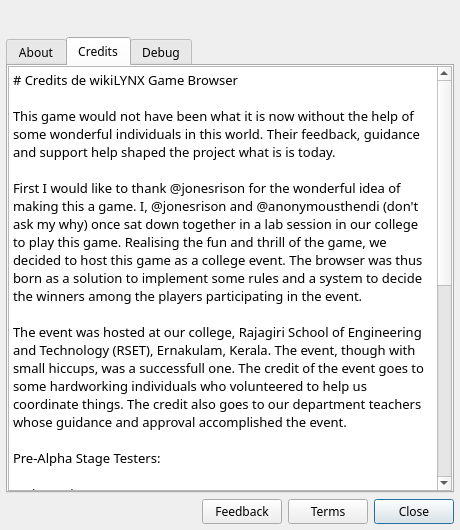
This is src/ui/forms/about.ui in flamboyantpenguin/wikilynx as Qt 5 draws it before an edit. The edited form follows.
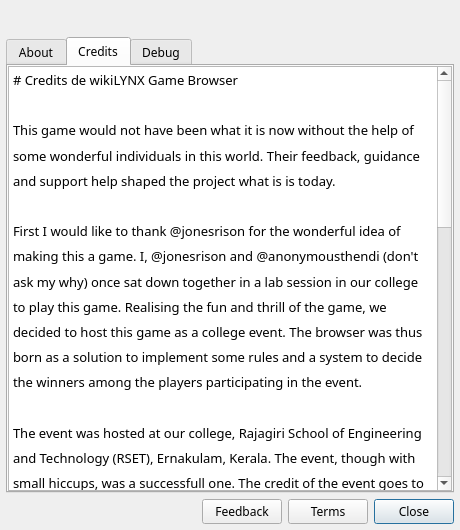
This is the edited form. The open tabs and pages were chosen to show the change. Icons and pictures are not drawn.

Commit message: New Font and Optimizations

```diff
--- a/src/ui/forms/about.ui
+++ b/src/ui/forms/about.ui
@@ -33,7 +33,7 @@
   </property>
   <property name="font">
    <font>
-    <family>Comfortaa</family>
+    <family>Arvo</family>
     <hintingpreference>PreferNoHinting</hintingpreference>
    </font>
   </property>
@@ -211,7 +211,7 @@
         <widget class="QTextBrowser" name="credits">
          <property name="font">
           <font>
-           <family>Courier Prime</family>
+           <family>Arvo</family>
            <hintingpreference>PreferNoHinting</hintingpreference>
           </font>
          </property>
@@ -222,29 +222,29 @@
 hr { height: 1px; border-width: 0; }
 li.unchecked::marker { content: &quot;\2610&quot;; }
 li.checked::marker { content: &quot;\2612&quot;; }
-&lt;/style&gt;&lt;/head&gt;&lt;body style=&quot; font-family:'Courier Prime'; font-size:10pt; font-weight:400; font-style:normal;&quot;&gt;
-&lt;p style=&quot; margin-top:0px; margin-bottom:0px; margin-left:0px; margin-right:0px; -qt-block-indent:0; text-indent:0px;&quot;&gt;# Credits de wikiLYNX Game Browser&lt;/p&gt;
-&lt;p style=&quot;-qt-paragraph-type:empty; margin-top:0px; margin-bottom:0px; margin-left:0px; margin-right:0px; -qt-block-indent:0; text-indent:0px;&quot;&gt;&lt;br /&gt;&lt;/p&gt;
-&lt;p style=&quot; margin-top:0px; margin-bottom:0px; margin-left:0px; margin-right:0px; -qt-block-indent:0; text-indent:0px;&quot;&gt;This game would not have been what it is now without the help of some wonderful individuals in this world. Their feedback, guidance and support help shaped the project what is is today.&lt;/p&gt;
-&lt;p style=&quot;-qt-paragraph-type:empty; margin-top:0px; margin-bottom:0px; margin-left:0px; margin-right:0px; -qt-block-indent:0; text-indent:0px;&quot;&gt;&lt;br /&gt;&lt;/p&gt;
-&lt;p style=&quot; margin-top:0px; margin-bottom:0px; margin-left:0px; margin-right:0px; -qt-block-indent:0; text-indent:0px;&quot;&gt;First I would like to thank @jonesrison for the wonderful idea of making this a game. I, @jonesrison and @anonymousthendi (don't ask my why) once sat down together in a lab session in our college to play this game. Realising the fun and thrill of the game, we decided to host this game as a college event. The browser was thus born as a solution to implement some rules and a system to decide the winners among the players participating in the event.&lt;/p&gt;
-&lt;p style=&quot;-qt-paragraph-type:empty; margin-top:0px; margin-bottom:0px; margin-left:0px; margin-right:0px; -qt-block-indent:0; text-indent:0px;&quot;&gt;&lt;br /&gt;&lt;/p&gt;
-&lt;p style=&quot; margin-top:0px; margin-bottom:0px; margin-left:0px; margin-right:0px; -qt-block-indent:0; text-indent:0px;&quot;&gt;The event was hosted at our college, Rajagiri School of Engineering and Technology (RSET), Ernakulam, Kerala. The event, though with small hiccups, was a successfull one. The credit of the event goes to some hardworking individuals who volunteered to help us coordinate things. The credit also goes to our department teachers whose guidance and approval accomplished the event.&lt;/p&gt;
-&lt;p style=&quot;-qt-paragraph-type:empty; margin-top:0px; margin-bottom:0px; margin-left:0px; margin-right:0px; -qt-block-indent:0; text-indent:0px;&quot;&gt;&lt;br /&gt;&lt;/p&gt;
-&lt;p style=&quot; margin-top:0px; margin-bottom:0px; margin-left:0px; margin-right:0px; -qt-block-indent:0; text-indent:0px;&quot;&gt;Pre-Alpha Stage Testers:&lt;/p&gt;
-&lt;p style=&quot;-qt-paragraph-type:empty; margin-top:0px; margin-bottom:0px; margin-left:0px; margin-right:0px; -qt-block-indent:0; text-indent:0px;&quot;&gt;&lt;br /&gt;&lt;/p&gt;
-&lt;p style=&quot; margin-top:0px; margin-bottom:0px; margin-left:0px; margin-right:0px; -qt-block-indent:0; text-indent:0px;&quot;&gt;- @jonesrison&lt;/p&gt;
-&lt;p style=&quot; margin-top:0px; margin-bottom:0px; margin-left:0px; margin-right:0px; -qt-block-indent:0; text-indent:0px;&quot;&gt;- @moofin&lt;/p&gt;
-&lt;p style=&quot; margin-top:0px; margin-bottom:0px; margin-left:0px; margin-right:0px; -qt-block-indent:0; text-indent:0px;&quot;&gt;- @hafeez&lt;/p&gt;
-&lt;p style=&quot;-qt-paragraph-type:empty; margin-top:0px; margin-bottom:0px; margin-left:0px; margin-right:0px; -qt-block-indent:0; text-indent:0px;&quot;&gt;&lt;br /&gt;&lt;/p&gt;
-&lt;p style=&quot; margin-top:0px; margin-bottom:0px; margin-left:0px; margin-right:0px; -qt-block-indent:0; text-indent:0px;&quot;&gt;This project is based on the Qt Project. I believe Qt remains as one of the best GUI frameworks for Core Desktop Development. The Qt WebEngine is powered by the Chromium Project.&lt;/p&gt;
-&lt;p style=&quot;-qt-paragraph-type:empty; margin-top:0px; margin-bottom:0px; margin-left:0px; margin-right:0px; -qt-block-indent:0; text-indent:0px;&quot;&gt;&lt;br /&gt;&lt;/p&gt;
-&lt;p style=&quot; margin-top:0px; margin-bottom:0px; margin-left:0px; margin-right:0px; -qt-block-indent:0; text-indent:0px;&quot;&gt;The simple sounds you hear when you start, abort/fail or win a game is made using Chrome Music Lab Song Maker at Chrome Experiments. Checkout the fun experiment to make your own sound effects.&lt;/p&gt;
-&lt;p style=&quot;-qt-paragraph-type:empty; margin-top:0px; margin-bottom:0px; margin-left:0px; margin-right:0px; -qt-block-indent:0; text-indent:0px;&quot;&gt;&lt;br /&gt;&lt;/p&gt;
-&lt;p style=&quot; margin-top:0px; margin-bottom:0px; margin-left:0px; margin-right:0px; -qt-block-indent:0; text-indent:0px;&quot;&gt;I can't deny the power of generative AI technology in this era. I found them helpful to learn some difficult parts of app development, namely Debian, Flatpak and AppImage packaging within a short time.&lt;/p&gt;
-&lt;p style=&quot;-qt-paragraph-type:empty; margin-top:0px; margin-bottom:0px; margin-left:0px; margin-right:0px; -qt-block-indent:0; text-indent:0px;&quot;&gt;&lt;br /&gt;&lt;/p&gt;
-&lt;p style=&quot; margin-top:0px; margin-bottom:0px; margin-left:0px; margin-right:0px; -qt-block-indent:0; text-indent:0px;&quot;&gt;The forces of the world perhaps aligned in the right timing and in the right direction caused events that led to the development of this game. I'm honoured to be part of this serendipitous encounter.&lt;/p&gt;
-&lt;p style=&quot;-qt-paragraph-type:empty; margin-top:0px; margin-bottom:0px; margin-left:0px; margin-right:0px; -qt-block-indent:0; text-indent:0px;&quot;&gt;&lt;br /&gt;&lt;/p&gt;&lt;/body&gt;&lt;/html&gt;</string>
+&lt;/style&gt;&lt;/head&gt;&lt;body style=&quot; font-family:'Arvo'; font-size:10pt; font-weight:400; font-style:normal;&quot;&gt;
+&lt;p style=&quot; margin-top:0px; margin-bottom:0px; margin-left:0px; margin-right:0px; -qt-block-indent:0; text-indent:0px; line-height:140%;&quot;&gt;# Credits de wikiLYNX Game Browser&lt;/p&gt;
+&lt;p style=&quot;-qt-paragraph-type:empty; margin-top:0px; margin-bottom:0px; margin-left:0px; margin-right:0px; -qt-block-indent:0; text-indent:0px; line-height:140%;&quot;&gt;&lt;br /&gt;&lt;/p&gt;
+&lt;p style=&quot; margin-top:0px; margin-bottom:0px; margin-left:0px; margin-right:0px; -qt-block-indent:0; text-indent:0px; line-height:140%;&quot;&gt;This game would not have been what it is now without the help of some wonderful individuals in this world. Their feedback, guidance and support help shaped the project what is is today.&lt;/p&gt;
+&lt;p style=&quot;-qt-paragraph-type:empty; margin-top:0px; margin-bottom:0px; margin-left:0px; margin-right:0px; -qt-block-indent:0; text-indent:0px; line-height:140%;&quot;&gt;&lt;br /&gt;&lt;/p&gt;
+&lt;p style=&quot; margin-top:0px; margin-bottom:0px; margin-left:0px; margin-right:0px; -qt-block-indent:0; text-indent:0px; line-height:140%;&quot;&gt;First I would like to thank @jonesrison for the wonderful idea of making this a game. I, @jonesrison and @anonymousthendi (don't ask my why) once sat down together in a lab session in our college to play this game. Realising the fun and thrill of the game, we decided to host this game as a college event. The browser was thus born as a solution to implement some rules and a system to decide the winners among the players participating in the event.&lt;/p&gt;
+&lt;p style=&quot;-qt-paragraph-type:empty; margin-top:0px; margin-bottom:0px; margin-left:0px; margin-right:0px; -qt-block-indent:0; text-indent:0px; line-height:140%;&quot;&gt;&lt;br /&gt;&lt;/p&gt;
+&lt;p style=&quot; margin-top:0px; margin-bottom:0px; margin-left:0px; margin-right:0px; -qt-block-indent:0; text-indent:0px; line-height:140%;&quot;&gt;The event was hosted at our college, Rajagiri School of Engineering and Technology (RSET), Ernakulam, Kerala. The event, though with small hiccups, was a successfull one. The credit of the event goes to some hardworking individuals who volunteered to help us coordinate things. The credit also goes to our department teachers whose guidance and approval accomplished the event.&lt;/p&gt;
+&lt;p style=&quot;-qt-paragraph-type:empty; margin-top:0px; margin-bottom:0px; margin-left:0px; margin-right:0px; -qt-block-indent:0; text-indent:0px; line-height:140%;&quot;&gt;&lt;br /&gt;&lt;/p&gt;
+&lt;p style=&quot; margin-top:0px; margin-bottom:0px; margin-left:0px; margin-right:0px; -qt-block-indent:0; text-indent:0px; line-height:140%;&quot;&gt;Pre-Alpha Stage Testers:&lt;/p&gt;
+&lt;p style=&quot;-qt-paragraph-type:empty; margin-top:0px; margin-bottom:0px; margin-left:0px; margin-right:0px; -qt-block-indent:0; text-indent:0px; line-height:140%;&quot;&gt;&lt;br /&gt;&lt;/p&gt;
+&lt;p style=&quot; margin-top:0px; margin-bottom:0px; margin-left:0px; margin-right:0px; -qt-block-indent:0; text-indent:0px; line-height:140%;&quot;&gt;- @jonesrison&lt;/p&gt;
+&lt;p style=&quot; margin-top:0px; margin-bottom:0px; margin-left:0px; margin-right:0px; -qt-block-indent:0; text-indent:0px; line-height:140%;&quot;&gt;- @moofin&lt;/p&gt;
+&lt;p style=&quot; margin-top:0px; margin-bottom:0px; margin-left:0px; margin-right:0px; -qt-block-indent:0; text-indent:0px; line-height:140%;&quot;&gt;- @hafeez&lt;/p&gt;
+&lt;p style=&quot;-qt-paragraph-type:empty; margin-top:0px; margin-bottom:0px; margin-left:0px; margin-right:0px; -qt-block-indent:0; text-indent:0px; line-height:140%;&quot;&gt;&lt;br /&gt;&lt;/p&gt;
+&lt;p style=&quot; margin-top:0px; margin-bottom:0px; margin-left:0px; margin-right:0px; -qt-block-indent:0; text-indent:0px; line-height:140%;&quot;&gt;This project is based on the Qt Project. I believe Qt remains as one of the best GUI frameworks for Core Desktop Development. The Qt WebEngine is powered by the Chromium Project.&lt;/p&gt;
+&lt;p style=&quot;-qt-paragraph-type:empty; margin-top:0px; margin-bottom:0px; margin-left:0px; margin-right:0px; -qt-block-indent:0; text-indent:0px; line-height:140%;&quot;&gt;&lt;br /&gt;&lt;/p&gt;
+&lt;p style=&quot; margin-top:0px; margin-bottom:0px; margin-left:0px; margin-right:0px; -qt-block-indent:0; text-indent:0px; line-height:140%;&quot;&gt;The simple sounds you hear when you start, abort/fail or win a game is made using Chrome Music Lab Song Maker at Chrome Experiments. Checkout the fun experiment to make your own sound effects.&lt;/p&gt;
+&lt;p style=&quot;-qt-paragraph-type:empty; margin-top:0px; margin-bottom:0px; margin-left:0px; margin-right:0px; -qt-block-indent:0; text-indent:0px; line-height:140%;&quot;&gt;&lt;br /&gt;&lt;/p&gt;
+&lt;p style=&quot; margin-top:0px; margin-bottom:0px; margin-left:0px; margin-right:0px; -qt-block-indent:0; text-indent:0px; line-height:140%;&quot;&gt;I can't deny the power of generative AI technology in this era. I found them helpful to learn some difficult parts of app development, namely Debian, Flatpak and AppImage packaging within a short time.&lt;/p&gt;
+&lt;p style=&quot;-qt-paragraph-type:empty; margin-top:0px; margin-bottom:0px; margin-left:0px; margin-right:0px; -qt-block-indent:0; text-indent:0px; line-height:140%;&quot;&gt;&lt;br /&gt;&lt;/p&gt;
+&lt;p style=&quot; margin-top:0px; margin-bottom:0px; margin-left:0px; margin-right:0px; -qt-block-indent:0; text-indent:0px; line-height:140%;&quot;&gt;The forces of the world perhaps aligned in the right timing and in the right direction caused events that led to the development of this game. I'm honoured to be part of this serendipitous encounter.&lt;/p&gt;
+&lt;p style=&quot;-qt-paragraph-type:empty; margin-top:0px; margin-bottom:0px; margin-left:0px; margin-right:0px; -qt-block-indent:0; text-indent:0px; line-height:140%;&quot;&gt;&lt;br /&gt;&lt;/p&gt;&lt;/body&gt;&lt;/html&gt;</string>
          </property>
         </widget>
        </item>
```
Left out of the diff: 26 changed lines with no effect on the pictures. The commit also changes 51 other files.
